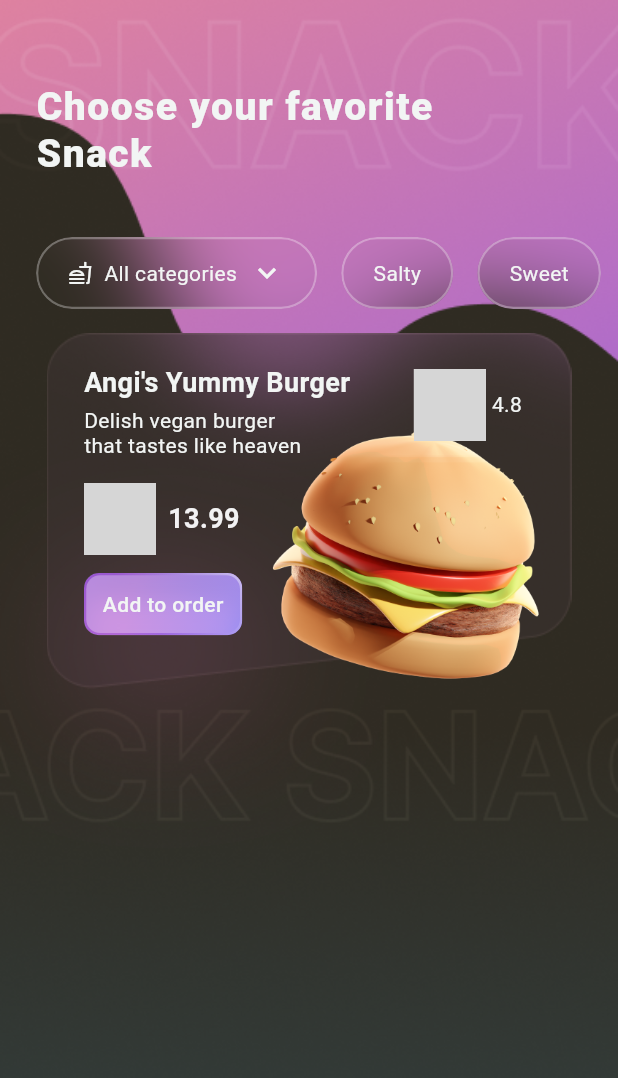
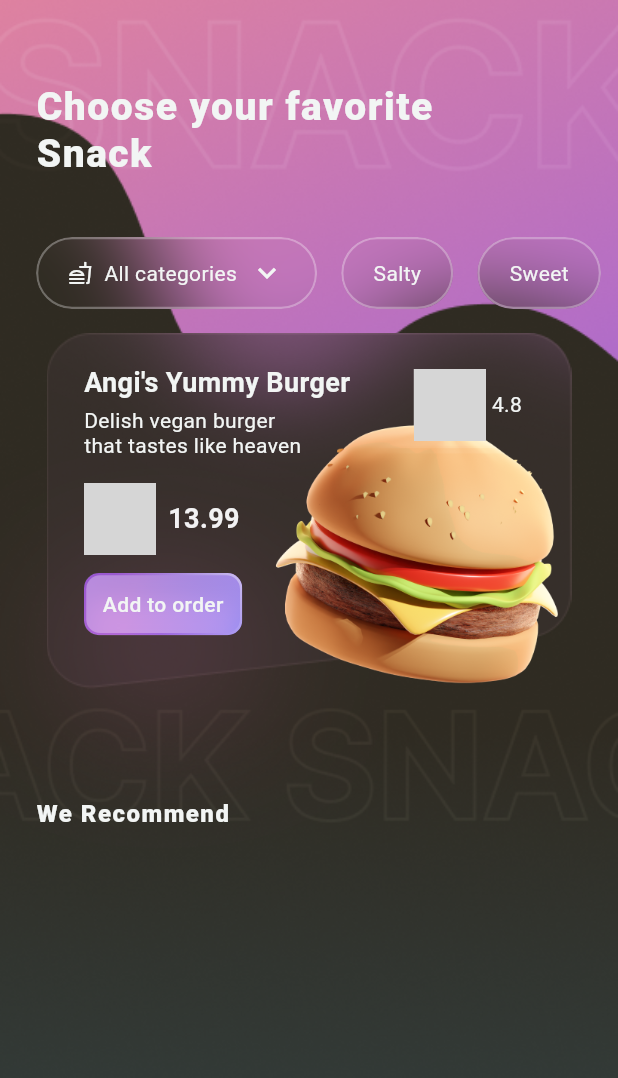
Before and after one commit to dschrubba/snackish, a Flutter app: the screen it shows after launch, on a phone screen of 412 x 824 dp. Shown: the top 1078 px of the screen. Run offline on Flutter 3.47's test engine with Material 3 defaults, Android fonts, the phone set to English and light mode, and no system bars; missing offline and left inert: flutter_sficon; Roboto replaces fonts that are missing (SFProDisplay); grey boxes are pictures that could not be loaded.

Commit message:
Fixed Positioning

```diff
--- a/lib/screens/home/domain/menu_item.dart
+++ b/lib/screens/home/domain/menu_item.dart
@@ -8,9 +8,7 @@ class MenuItem extends StatelessWidget {
   Widget build(BuildContext context) {
     return Padding(
       padding: EdgeInsetsGeometry.all(16),
-      child: Center(
-        child: MenuItemHero(),
-      ),
+      child: MenuItemHero(),
     );
   }
 }
--- a/lib/screens/home/domain/menu_item_hero.dart
+++ b/lib/screens/home/domain/menu_item_hero.dart
@@ -20,10 +20,7 @@ class MenuItemHero extends StatelessWidget {
       children: [
         Center(
           child: GlassBackdrop(
-                child: BlendMask(
-                  blendMode: BlendMode.dstATop,
-                  child: maskImage,
-                ),
+            child: BlendMask(blendMode: BlendMode.dstATop, child: maskImage),
           ),
         ),
         Center(
@@ -35,10 +32,7 @@ class MenuItemHero extends StatelessWidget {
         ),
         /* Padding to restrict content to glass area */
         Padding(
-              padding: EdgeInsetsGeometry.symmetric(
-                horizontal: 32,
-                vertical: 0,
-              ),
+          padding: EdgeInsetsGeometry.symmetric(horizontal: 32, vertical: 0),
           child: Row(
             mainAxisAlignment: MainAxisAlignment.spaceBetween,
             crossAxisAlignment: CrossAxisAlignment.start,
@@ -75,8 +69,8 @@ class MenuItemHero extends StatelessWidget {
                           fontSize: SnackishStyles
                               .menuItemPrice
                               .fontSize, // fontSize instead of size
-                              fontWeight: FontWeight
-                                  .bold, // fontWeight instead of weight
+                          fontWeight:
+                              FontWeight.bold, // fontWeight instead of weight
                           color: SnackishStyles.menuItemPrice.color,
                         ),
                         Text("13.99", style: SnackishStyles.menuItemPrice),
@@ -100,8 +94,8 @@ class MenuItemHero extends StatelessWidget {
                           fontSize: SnackishStyles
                               .menuItemText
                               .fontSize, // fontSize instead of size
-                              fontWeight: FontWeight
-                                  .bold, // fontWeight instead of weight
+                          fontWeight:
+                              FontWeight.bold, // fontWeight instead of weight
                           color: Color(0xFFef83b6),
                         ),
                         Text("4.8", style: SnackishStyles.menuItemText),
@@ -115,18 +109,18 @@ class MenuItemHero extends StatelessWidget {
         ),
         /* Menu Item Hero Button */
         Padding(
-              padding: const EdgeInsets.only(
-                top: 160,
-                left: 40
-              ),
+          padding: const EdgeInsets.only(top: 160, left: 40),
           child: ManuItemHeroButton(),
         ),
         /* Menu Item Image */
-            Transform.translate(
-              offset: Offset(70, -40),
+        Container(
+          height: 295,
+          child: Transform.translate(
+            offset: Offset(120, 0),
             child: Transform.scale(
-                scale: .55,
+              scale: .75,
               child: Image.asset(StaticImages.imageBurger),
+            ),
           ),
         ),
       ],
--- a/lib/screens/home/presentation/home_view.dart
+++ b/lib/screens/home/presentation/home_view.dart
@@ -3,6 +3,7 @@ import 'package:jp_app/screens/home/domain/home_categories.dart';
 import 'package:jp_app/screens/home/domain/home_header.dart';
 import 'package:jp_app/screens/home/domain/menu_item.dart';
 import 'package:jp_app/screens/home/presentation/home_view_background.dart';
+import 'package:jp_app/themes/styles.dart';
 
 class HomeView extends StatefulWidget {
   static const String headerText = "Choose your favorite\nSnack";
@@ -33,6 +34,19 @@ class _HomeViewState extends State<HomeView> {
                 SizedBox(height: 16),
                 HomeCategories(),
                 MenuItem(),
+                Padding(
+                  padding: const EdgeInsets.symmetric(
+                    vertical: 0,
+                    horizontal: 24
+                  ),
+                  child: Text(
+                    "We Recommend",
+                    style: SnackishStyles.headerText.copyWith(
+                      fontSize: 16
+                    ),
+                  ),
+                )
+
               ],
             ),
           ),
```
Lines whose indentation alone changed are shown as unchanged.
